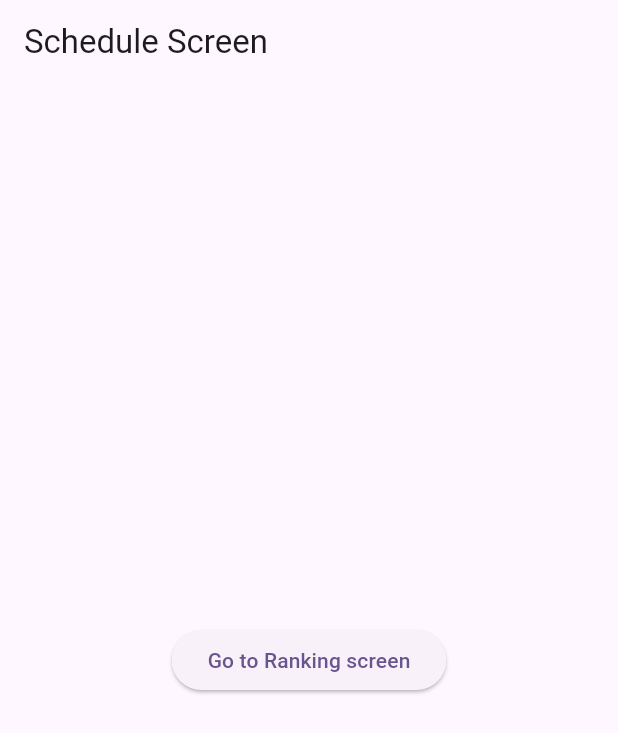
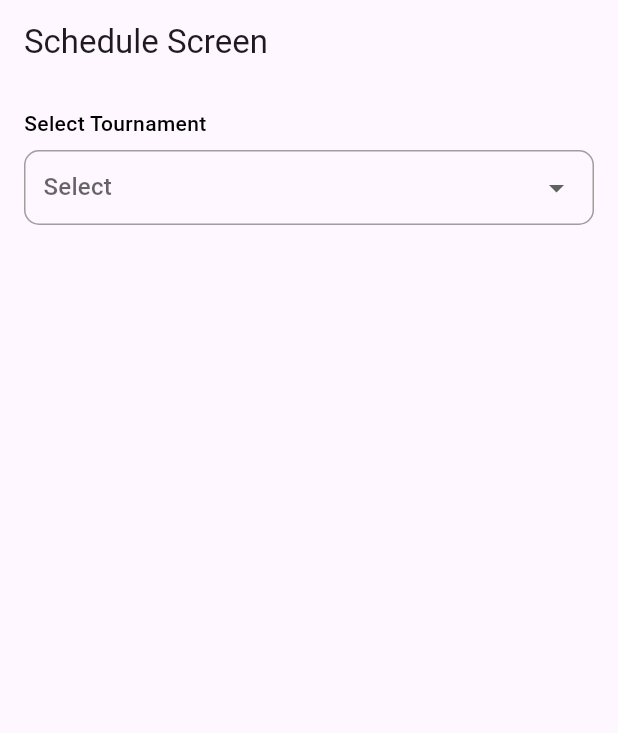
Before and after one commit to HitendraRathod10/Ardent_web_demo, a Flutter app: the screen it shows after launch, on a phone screen of 412 x 824 dp. Shown: the top 733 px of the screen. Run offline on Flutter 3.47's test engine with Material 3 defaults, Android fonts, the light colour scheme and no system bars; our stand-ins replace get_it, go_router.

Commit message:
feat: custom dropdown added

```diff
--- /dev/null
+++ b/lib/core/widgets/custom_dropdown.dart
@@ -0,0 +1,59 @@
+import 'package:flutter/material.dart';
+
+class CustomDropdown<T> extends StatelessWidget {
+  final String label;
+  final List<T> items;
+  final T? selectedItem;
+  final String Function(T) itemLabel;
+  final ValueChanged<T?> onChanged;
+
+  const CustomDropdown({
+    super.key,
+    required this.label,
+    required this.items,
+    required this.selectedItem,
+    required this.itemLabel,
+    required this.onChanged,
+  });
+
+  @override
+  Widget build(BuildContext context) {
+    return Column(
+      crossAxisAlignment: CrossAxisAlignment.start,
+      children: [
+        Text(
+          label,
+          style: const TextStyle(
+            fontSize: 14,
+            fontWeight: FontWeight.w500,
+            color: Colors.black, // Adjust based on theme
+          ),
+        ),
+        const SizedBox(height: 8),
+        Container(
+          padding: const EdgeInsets.symmetric(horizontal: 12),
+          decoration: BoxDecoration(
+            border: Border.all(color: Colors.grey),
+            borderRadius: BorderRadius.circular(10),
+          ),
+          child: DropdownButtonHideUnderline(
+            child: DropdownButton<T>(
+              isExpanded: true,
+              value: selectedItem,
+              hint: const Text('Select'),
+              icon: const Icon(Icons.arrow_drop_down),
+              items:
+                  items.map((T item) {
+                    return DropdownMenuItem<T>(
+                      value: item,
+                      child: Text(itemLabel(item)),
+                    );
+                  }).toList(),
+              onChanged: onChanged,
+            ),
+          ),
+        ),
+      ],
+    );
+  }
+}
--- a/lib/main.dart
+++ b/lib/main.dart
@@ -1,5 +1,6 @@
 import 'package:ardent_web_demo/service_locator.dart';
 import 'package:flutter/material.dart';
+
 import 'core/config/routes/app_routes.dart';
 
 Future<void> main() async {
--- a/lib/screens/schedule_screen.dart
+++ b/lib/screens/schedule_screen.dart
@@ -1,20 +1,48 @@
-import 'package:ardent_web_demo/core/config/routes/app_routes.dart';
-import 'package:ardent_web_demo/core/config/utils/helper_functions.dart';
 import 'package:flutter/material.dart';
 
-class ScheduleScreen extends StatelessWidget {
+import '../core/widgets/custom_dropdown.dart';
+
+class ScheduleScreen extends StatefulWidget {
   const ScheduleScreen({super.key});
+
+  @override
+  State<ScheduleScreen> createState() => _ScheduleScreenState();
+}
+
+class _ScheduleScreenState extends State<ScheduleScreen> {
+  String? selectedTournament;
+
+  final List<String> tournaments = [
+    'Overall Test 1',
+    'Overall Test 2',
+    'Overall Test 3',
+  ];
 
   @override
   Widget build(BuildContext context) {
     return Scaffold(
       appBar: AppBar(title: const Text('Schedule Screen')),
-      body: Center(
-        child: ElevatedButton(
-          onPressed: () {
-            pushPage(context, AppRoutes.rankingScreen);
-          },
-          child: const Text('Go to Ranking screen'),
+      body: SafeArea(
+        child: Padding(
+          padding: const EdgeInsets.all(16.0),
+          child: Column(
+            crossAxisAlignment: CrossAxisAlignment.start,
+            children: [
+              CustomDropdown<String>(
+                label: 'Select Tournament',
+                items: tournaments,
+                selectedItem: selectedTournament,
+                itemLabel: (value) {
+                  return value;
+                },
+                onChanged: (value) {
+                  setState(() {
+                    selectedTournament = value;
+                  });
+                },
+              ),
+            ],
+          ),
         ),
       ),
     );
```
